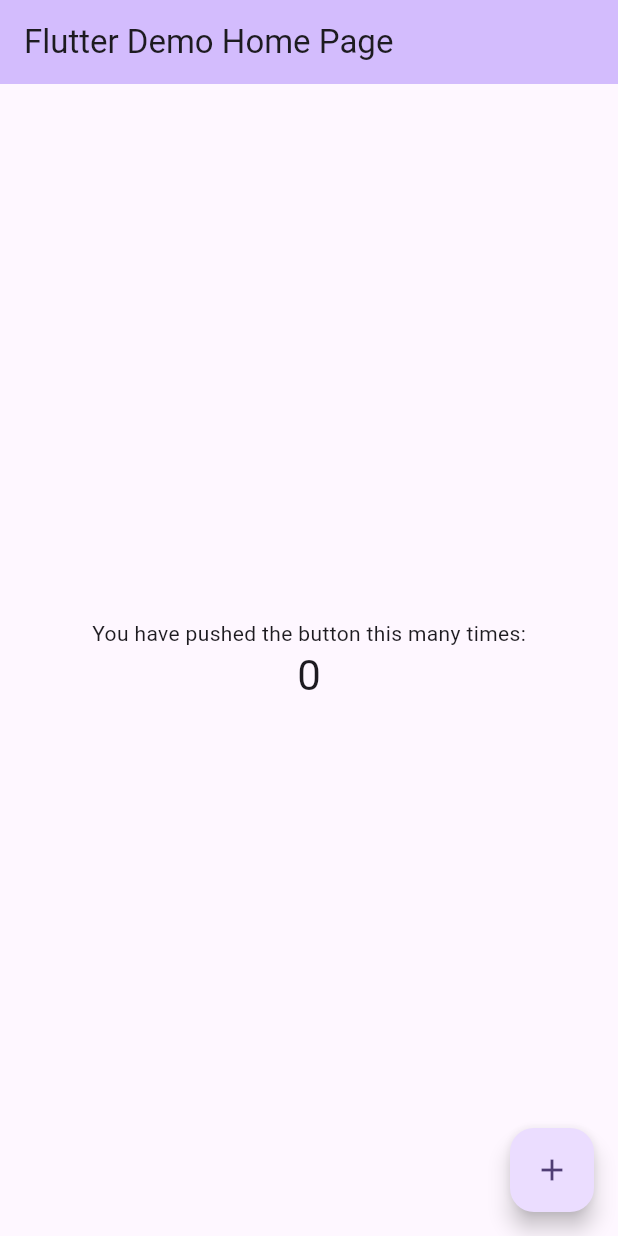
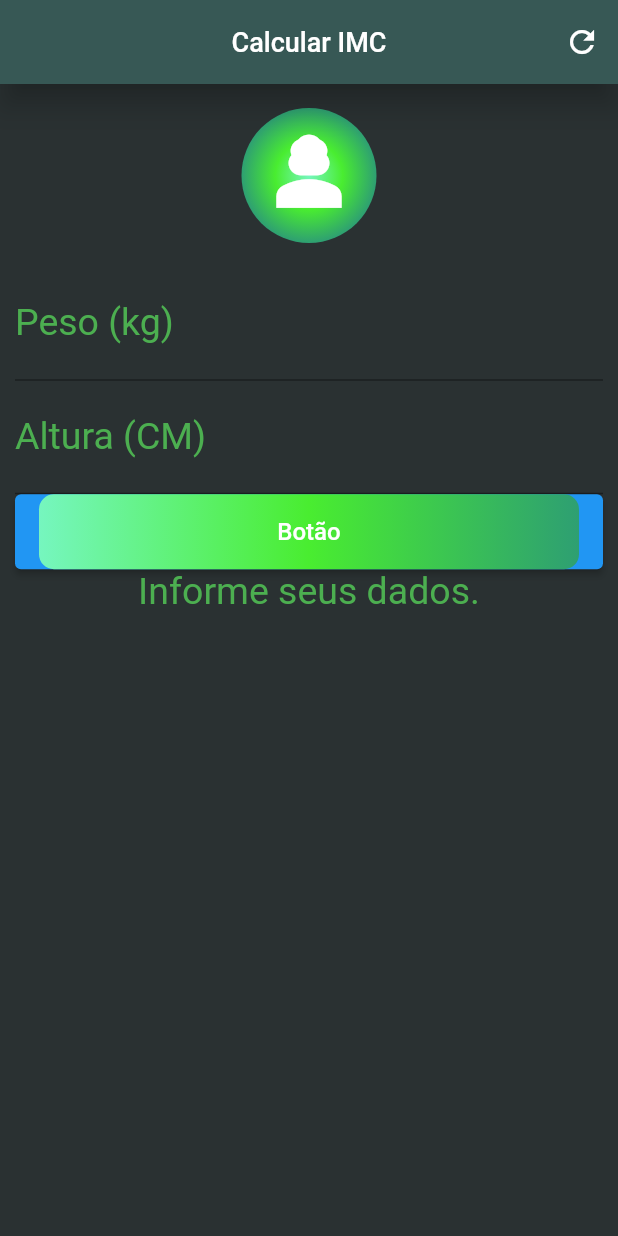
Before and after one commit to feandr/dio-lab-desafio-calculadora-de-imc-flutter, a Flutter app: the screen it shows after launch, on a phone screen of 412 x 824 dp. Run offline on Flutter 3.47's test engine with Material 2 defaults, Android fonts, the phone set to English and light mode, and no system bars.

Commit message:
criando ScreenView da Home e logica para calculo do imc com os dados fornecidos pelo usuario

```diff
--- /dev/null
+++ b/lib/calculator/imc_calculator.dart
@@ -0,0 +1,22 @@
+class ImcCalculator {
+  double calcularImc(double peso, double altura) {
+    return peso / (altura * altura);
+  }
+
+  String classificarImc(double imc) {
+    if (imc < 18.6) {
+      return 'Abaixo do Peso (${imc.toStringAsPrecision(3)})';
+    } else if (imc >= 18.6 && imc < 24.9) {
+      return 'Peso Ideal (${imc.toStringAsPrecision(3)})';
+    } else if (imc >= 24.9 && imc < 29.9) {
+      return 'Levemente Acima do Peso (${imc.toStringAsPrecision(3)})';
+    } else if (imc >= 29.9 && imc < 34.9) {
+      return 'Obesidade Grau I (${imc.toStringAsPrecision(3)})';
+    } else if (imc >= 34.9 && imc < 39.9) {
+      return 'Obesidade Grau II (${imc.toStringAsPrecision(3)})';
+    } else if (imc >= 40) {
+      return 'Obesidade Grau III (${imc.toStringAsPrecision(3)})';
+    }
+    return 'Indefinido';
+  }
+}
--- /dev/null
+++ b/lib/config_fields/weight_control.dart
@@ -0,0 +1,6 @@
+import 'package:flutter/cupertino.dart';
+
+class UserInput {
+  TextEditingController pesoController = TextEditingController();
+  TextEditingController alturaController = TextEditingController();
+}
--- a/lib/main.dart
+++ b/lib/main.dart
@@ -1,125 +1,9 @@
 import 'package:flutter/material.dart';
+import 'package:imc_calculator/views/home_calculator.dart';
 
 void main() {
-  runApp(const MyApp());
+  runApp(const MaterialApp(
+    debugShowCheckedModeBanner: true,
+    home: Home(),
+  ));
 }
-
-class MyApp extends StatelessWidget {
-  const MyApp({super.key});
-
-  // This widget is the root of your application.
-  @override
-  Widget build(BuildContext context) {
-    return MaterialApp(
-      title: 'Flutter Demo',
-      theme: ThemeData(
-        // This is the theme of your application.
-        //
-        // TRY THIS: Try running your application with "flutter run". You'll see
-        // the application has a blue toolbar. Then, without quitting the app,
-        // try changing the seedColor in the colorScheme below to Colors.green
-        // and then invoke "hot reload" (save your changes or press the "hot
-        // reload" button in a Flutter-supported IDE, or press "r" if you used
-        // the command line to start the app).
-        //
-        // Notice that the counter didn't reset back to zero; the application
-        // state is not lost during the reload. To reset the state, use hot
-        // restart instead.
-        //
-        // This works for code too, not just values: Most code changes can be
-        // tested with just a hot reload.
-        colorScheme: ColorScheme.fromSeed(seedColor: Colors.deepPurple),
-        useMaterial3: true,
-      ),
-      home: const MyHomePage(title: 'Flutter Demo Home Page'),
-    );
-  }
-}
-
-class MyHomePage extends StatefulWidget {
-  const MyHomePage({super.key, required this.title});
-
-  // This widget is the home page of your application. It is stateful, meaning
-  // that it has a State object (defined below) that contains fields that affect
-  // how it looks.
-
-  // This class is the configuration for the state. It holds the values (in this
-  // case the title) provided by the parent (in this case the App widget) and
-  // used by the build method of the State. Fields in a Widget subclass are
-  // always marked "final".
-
-  final String title;
-
-  @override
-  State<MyHomePage> createState() => _MyHomePageState();
-}
-
-class _MyHomePageState extends State<MyHomePage> {
-  int _counter = 0;
-
-  void _incrementCounter() {
-    setState(() {
-      // This call to setState tells the Flutter framework that something has
-      // changed in this State, which causes it to rerun the build method below
-      // so that the display can reflect the updated values. If we changed
-      // _counter without calling setState(), then the build method would not be
-      // called again, and so nothing would appear to happen.
-      _counter++;
-    });
-  }
-
-  @override
-  Widget build(BuildContext context) {
-    // This method is rerun every time setState is called, for instance as done
-    // by the _incrementCounter method above.
-    //
-    // The Flutter framework has been optimized to make rerunning build methods
-    // fast, so that you can just rebuild anything that needs updating rather
-    // than having to individually change instances of widgets.
-    return Scaffold(
-      appBar: AppBar(
-        // TRY THIS: Try changing the color here to a specific color (to
-        // Colors.amber, perhaps?) and trigger a hot reload to see the AppBar
-        // change color while the other colors stay the same.
-        backgroundColor: Theme.of(context).colorScheme.inversePrimary,
-        // Here we take the value from the MyHomePage object that was created by
-        // the App.build method, and use it to set our appbar title.
-        title: Text(widget.title),
-      ),
-      body: Center(
-        // Center is a layout widget. It takes a single child and positions it
-        // in the middle of the parent.
-        child: Column(
-          // Column is also a layout widget. It takes a list of children and
-          // arranges them vertically. By default, it sizes itself to fit its
-          // children horizontally, and tries to be as tall as its parent.
-          //
-          // Column has various properties to control how it sizes itself and
-          // how it positions its children. Here we use mainAxisAlignment to
-          // center the children vertically; the main axis here is the vertical
-          // axis because Columns are vertical (the cross axis would be
-          // horizontal).
-          //
-          // TRY THIS: Invoke "debug painting" (choose the "Toggle Debug Paint"
-          // action in the IDE, or press "p" in the console), to see the
-          // wireframe for each widget.
-          mainAxisAlignment: MainAxisAlignment.center,
-          children: <Widget>[
-            const Text(
-              'You have pushed the button this many times:',
-            ),
-            Text(
-              '$_counter',
-              style: Theme.of(context).textTheme.headlineMedium,
-            ),
-          ],
-        ),
-      ),
-      floatingActionButton: FloatingActionButton(
-        onPressed: _incrementCounter,
-        tooltip: 'Increment',
-        child: const Icon(Icons.add),
-      ), // This trailing comma makes auto-formatting nicer for build methods.
-    );
-  }
-}
--- /dev/null
+++ b/lib/views/home_calculator.dart
@@ -0,0 +1,119 @@
+import 'package:flutter/material.dart';
+import 'package:imc_calculator/calculator/imc_calculator.dart';
+import 'package:imc_calculator/config_fields/weight_control.dart';
+import 'package:imc_calculator/widgets/custom_app_bar.dart';
+
+import 'package:imc_calculator/widgets/custom_calculate.dart';
+import 'package:imc_calculator/widgets/custom_text_field.dart';
+
+class Home extends StatefulWidget {
+  const Home({super.key});
+
+  @override
+  _HomeState createState() => _HomeState();
+}
+
+class _HomeState extends State<Home> {
+  String _info = "Informe seus dados.";
+
+  GlobalKey<FormState> _formKey = GlobalKey<FormState>();
+  UserInput userInput = UserInput();
+  ImcCalculator imcCalculator = ImcCalculator();
+
+  void _resetFields() {
+    userInput.pesoController.text = '';
+    userInput.alturaController.text = '';
+    setState(() {
+      _info = "Informe seus dados.";
+      _formKey = GlobalKey<FormState>();
+    });
+  }
+
+  void _calcular() {
+    setState(() {
+      double peso = double.parse(userInput.pesoController.text);
+      double altura = double.parse(userInput.alturaController.text) / 100;
+      double imc = imcCalculator.calcularImc(peso, altura);
+      String imcClassificacao = imcCalculator.classificarImc(imc);
+      setState(() {
+        _info = imcClassificacao;
+      });
+    });
+  }
+
+  @override
+  Widget build(BuildContext context) {
+    return Scaffold(
+      appBar: CustomAppBar(onReset: _resetFields),
+      backgroundColor: const Color.fromARGB(255, 42, 49, 50),
+      body: SingleChildScrollView(
+        padding: const EdgeInsets.fromLTRB(10, 0, 10, 0),
+        child: Form(
+          key: _formKey,
+          child: Column(
+            crossAxisAlignment: CrossAxisAlignment.stretch,
+            children: <Widget>[
+              Padding(
+                padding: const EdgeInsets.all(16.0),
+                child: Container(
+                  width: 90, // Largura desejada do ícone redondo
+                  height: 90, // Altura desejada do ícone redondo
+                  decoration: const BoxDecoration(
+                    gradient: RadialGradient(colors: [
+                      Color.fromARGB(255, 118, 246, 191),
+                      Color.fromARGB(255, 73, 237, 48),
+                      Color.fromARGB(255, 46, 159, 114),
+                    ]),
+                    shape: BoxShape.circle,
+                    color: Colors.green, // Cor de fundo do ícone
+                  ),
+                  child: const Center(
+                    child: Icon(
+                      Icons.person_3_sharp, // Ícone desejado
+                      color: Colors.white, // Cor do ícone
+                      size: 65, // Tamanho do ícone
+                    ),
+                  ),
+                ),
+              ),
+              CustomTextField(
+                controller: userInput.pesoController,
+                label: "Peso (kg)",
+                validator: (value) {
+                  if (value!.isEmpty) {
+                    return "Insira seu Peso!";
+                  }
+                  return null;
+                },
+                keyboardType: TextInputType.number,
+              ),
+              CustomTextField(
+                controller: userInput.alturaController,
+                label: "Altura (CM)",
+                validator: (value) {
+                  if (value!.isEmpty) {
+                    return "Insira sua Altura!";
+                  }
+                  return null;
+                },
+                keyboardType: TextInputType.number,
+              ),
+              CustomCalculateButton(
+                onPressed: () {
+                  if (_formKey.currentState!.validate()) {
+                    _calcular();
+                  }
+                },
+              ),
+              Text(
+                _info,
+                textAlign: TextAlign.center,
+                style: const TextStyle(color: Colors.green, fontSize: 25),
+              ),
+            ],
+          ),
+        ),
+      ),
+    );
+  }
+}
--- /dev/null
+++ b/lib/widgets/custom_app_bar.dart
@@ -0,0 +1,26 @@
+import 'package:flutter/material.dart';
+
+class CustomAppBar extends StatelessWidget implements PreferredSizeWidget {
+  final VoidCallback onReset;
+
+  const CustomAppBar({required this.onReset, String? data});
+
+  @override
+  Widget build(BuildContext context) {
+    return AppBar(
+      title: const Text("Calcular IMC",style: TextStyle(fontSize: 18.0),),
+      elevation: 8.0,
+      centerTitle: true,
+      backgroundColor: const Color.fromARGB(255, 55, 88, 85),
+      actions: <Widget>[
+        IconButton(
+          icon: const Icon(Icons.refresh),
+          onPressed: onReset,
+        ),
+      ],
+    );
+  }
+
+  @override
+  Size get preferredSize => const Size.fromHeight(kToolbarHeight);
+}
--- /dev/null
+++ b/lib/widgets/custom_calculate.dart
@@ -0,0 +1,41 @@
+import 'package:flutter/material.dart';
+
+class CustomCalculateButton extends StatelessWidget {
+  final VoidCallback onPressed;
+
+  const CustomCalculateButton({super.key, required this.onPressed});
+
+  @override
+  Widget build(BuildContext context) {
+    return Padding(
+      padding: const EdgeInsets.only(top: 0.0, bottom: 0),
+      child: ElevatedButton(
+        onPressed: onPressed,
+          child: Container(
+            height: 50, // Altura do botão
+            decoration: BoxDecoration(
+              gradient: const LinearGradient(
+                colors: [
+                  Color.fromARGB(255, 118, 246, 191),
+                  Color.fromARGB(255, 73, 237, 48),
+                  Color.fromARGB(255, 46, 159, 114),
+                ],
+                begin: Alignment.centerLeft,
+                end: Alignment.centerRight,
+              ),
+              borderRadius: BorderRadius.circular(10.0),
+            ),
+            child: const Center(
+              child: Text(
+                'Botão',
+                style: TextStyle(
+                  color: Colors.white,
+                  fontSize: 16.0,
+                ),
+              ),
+            ),
+          ),
+      ),
+    );
+  }
+}
--- /dev/null
+++ b/lib/widgets/custom_text_field.dart
@@ -0,0 +1,30 @@
+import 'package:flutter/material.dart';
+
+class CustomTextField extends StatelessWidget {
+  final TextEditingController controller;
+  final String label;
+  final String? Function(String?)? validator;
+  final TextInputType keyboardType;
+
+  const CustomTextField({super.key,
+    required this.controller,
+    required this.label,
+    required this.validator,
+    required this.keyboardType,
+  });
+
+  @override
+  Widget build(BuildContext context) {
+    return TextFormField(
+      keyboardType: keyboardType,
+      decoration: InputDecoration(
+        labelText: label,
+        labelStyle: const TextStyle(color: Colors.green),
+      ),
+      textAlign: TextAlign.center,
+      style: const TextStyle(color: Colors.green, fontSize: 25.0),
+      controller: controller,
+      validator: validator,
+    );
+  }
+}
--- a/pubspec.yaml
+++ b/pubspec.yaml
@@ -35,6 +35,7 @@ dependencies:
   # The following adds the Cupertino Icons font to your application.
   # Use with the CupertinoIcons class for iOS style icons.
   cupertino_icons: ^1.0.2
+  auto_size_text: ^3.0.0
 
 dev_dependencies:
   flutter_test:
```
Also changed, not shown: pubspec.lock, 1 other file.
